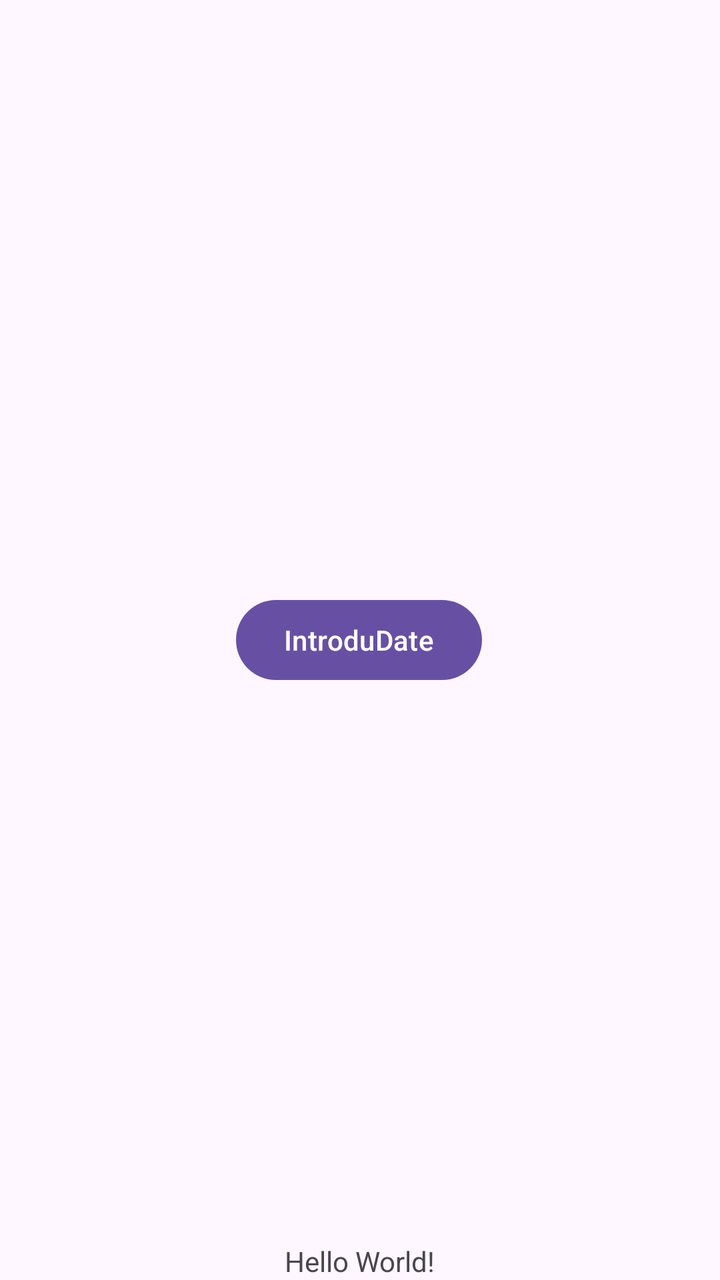
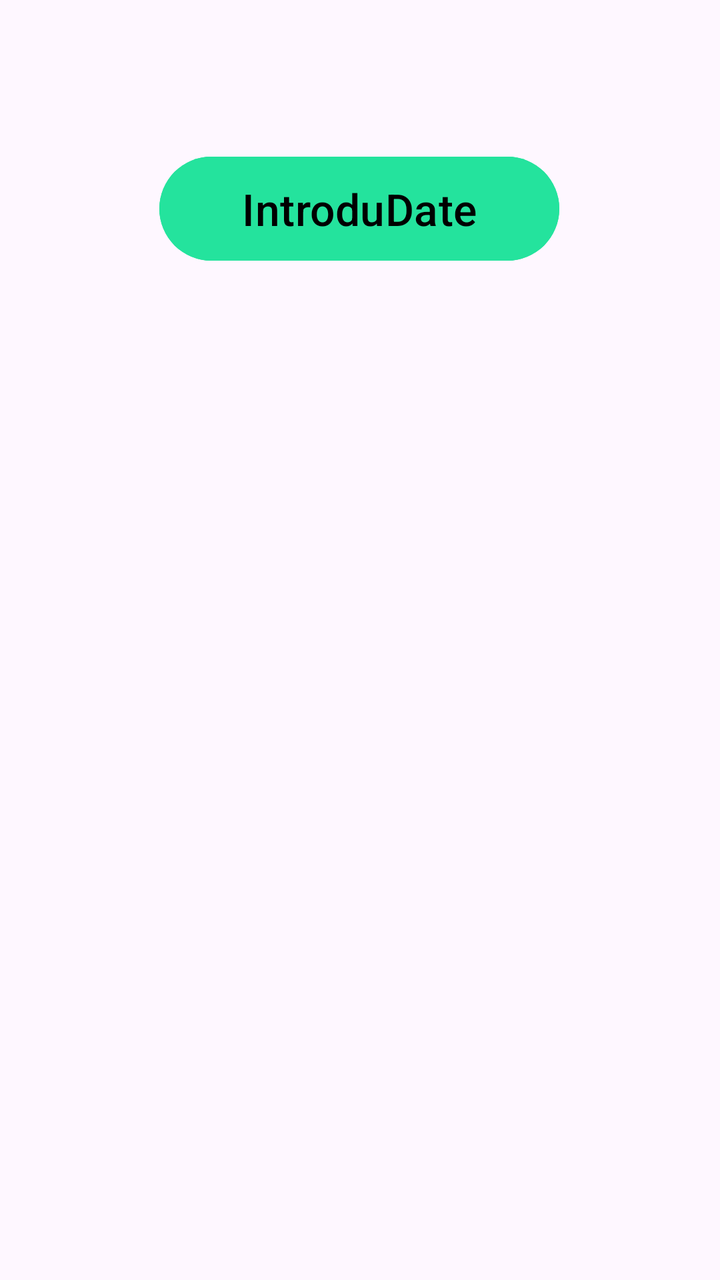

Before-and-after screenshots of an Android layout around one commit, followed by the original layout XML and the change that was made.
<!-- AndroidManifest.xml: application theme Theme.Ionita_Alexandru_ActivitateDAM2026 -->
<!-- res/layout/activity_main.xml -->
<?xml version="1.0" encoding="utf-8"?>
<androidx.constraintlayout.widget.ConstraintLayout xmlns:android="http://schemas.android.com/apk/res/android"
    xmlns:app="http://schemas.android.com/apk/res-auto"
    xmlns:tools="http://schemas.android.com/tools"
    android:id="@+id/main"
    android:layout_width="match_parent"
    android:layout_height="match_parent"
    tools:context=".MainActivity">

    <TextView
        android:id="@+id/textView"
        android:layout_width="wrap_content"
        android:layout_height="wrap_content"
        android:text="Hello World!"
        app:layout_constraintBottom_toBottomOf="parent"
        app:layout_constraintEnd_toEndOf="parent"
        app:layout_constraintStart_toStartOf="parent" />

    <Button
        android:id="@+id/button"
        android:layout_width="wrap_content"
        android:layout_height="wrap_content"
        android:text="@string/introdudate"
        android:onClick="deschideActivitatePreluareDate"
        app:layout_constraintBottom_toBottomOf="parent"
        app:layout_constraintEnd_toEndOf="parent"
        app:layout_constraintHorizontal_bias="0.498"
        app:layout_constraintStart_toStartOf="parent"
        app:layout_constraintTop_toTopOf="parent" />

</androidx.constraintlayout.widget.ConstraintLayout>
<!-- resources referenced by this layout -->
<resources>
  <string name="introdudate">IntroduDate</string>
  <style name="Theme.Ionita_Alexandru_ActivitateDAM2026" parent="Base.Theme.Ionita_Alexandru_ActivitateDAM2026" />
  <style name="Base.Theme.Ionita_Alexandru_ActivitateDAM2026" parent="Theme.Material3.DayNight.NoActionBar">
          
          
      </style>
</resources>

<!-- the commit's change to res/layout/activity_main.xml (unified diff, before → after) -->
@@ -7,25 +7,35 @@
     android:layout_height="match_parent"
     tools:context=".MainActivity">
 
-    <TextView
-        android:id="@+id/textView"
-        android:layout_width="wrap_content"
-        android:layout_height="wrap_content"
-        android:text="Hello World!"
-        app:layout_constraintBottom_toBottomOf="parent"
-        app:layout_constraintEnd_toEndOf="parent"
-        app:layout_constraintStart_toStartOf="parent" />
+
+    
+
+
+
+
+
+
+
+
+
+
 
     <Button
         android:id="@+id/button"
-        android:layout_width="wrap_content"
-        android:layout_height="wrap_content"
+        android:layout_width="200dp"
+        android:layout_height="60dp"
+        android:backgroundTint="#24e39d"
+        android:onClick="deschideActivitatePreluareDate"
         android:text="@string/introdudate"
-        android:onClick="deschideActivitatePreluareDate"
+        android:textColor="#000000"
+        android:textSize="22sp"
         app:layout_constraintBottom_toBottomOf="parent"
         app:layout_constraintEnd_toEndOf="parent"
-        app:layout_constraintHorizontal_bias="0.498"
+        app:layout_constraintHorizontal_bias="0.497"
         app:layout_constraintStart_toStartOf="parent"
-        app:layout_constraintTop_toTopOf="parent" />
+        app:layout_constraintTop_toTopOf="parent"
+        app:layout_constraintVertical_bias="0.128" />
+
+
 
 </androidx.constraintlayout.widget.ConstraintLayout>
